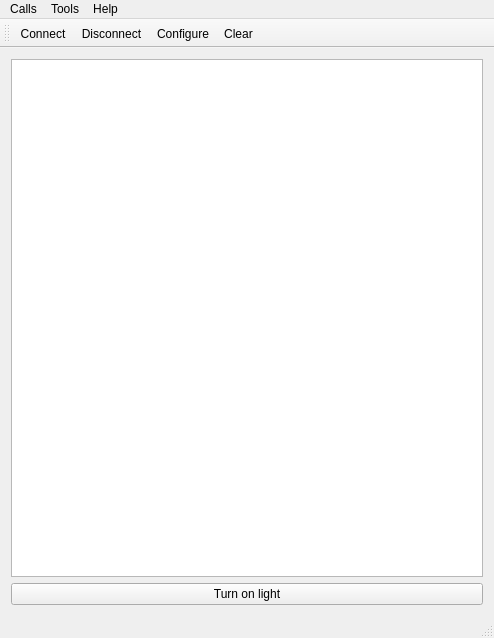
hydronalix/qt-hybrid-uc, file mainwindow.ui: the form before one commit.
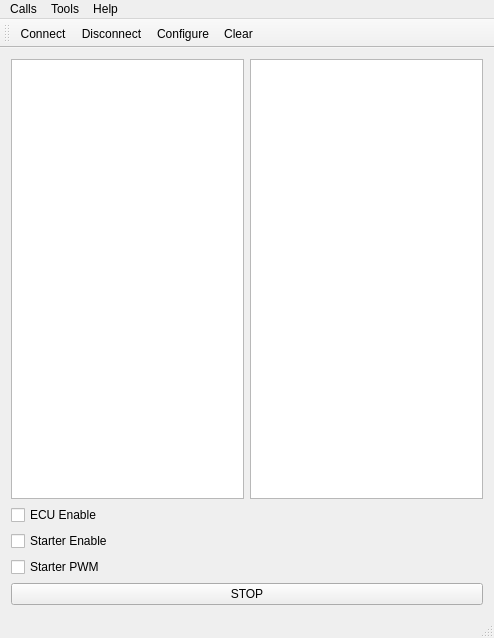
The form after the commit. Icons and pictures are not drawn.

Commit message: added another list view for keeping track of CAN messages, added toggle buttons for relay controls, changed funny light button into STOP button, also this is for hybrid amy thing now

```diff
--- a/mainwindow.ui
+++ b/mainwindow.ui
@@ -28,12 +28,40 @@
   <widget class="QWidget" name="centralWidget">
    <layout class="QVBoxLayout" name="verticalLayout">
     <item>
-     <widget class="QTableView" name="tableView"/>
+     <layout class="QHBoxLayout" name="horizontalLayout">
+      <item>
+       <widget class="QTableView" name="tableView"/>
+      </item>
+      <item>
+       <widget class="QTableView" name="tableView_2"/>
+      </item>
+     </layout>
+    </item>
+    <item>
+     <widget class="QCheckBox" name="enableRelayBtn">
+      <property name="text">
+       <string>ECU Enable</string>
+      </property>
+     </widget>
+    </item>
+    <item>
+     <widget class="QCheckBox" name="starterRelayBtn">
+      <property name="text">
+       <string>Starter Enable</string>
+      </property>
+     </widget>
+    </item>
+    <item>
+     <widget class="QCheckBox" name="starterPWMBtn">
+      <property name="text">
+       <string>Starter PWM</string>
+      </property>
+     </widget>
     </item>
     <item>
      <widget class="QPushButton" name="pushButton">
       <property name="text">
-       <string>Turn on light</string>
+       <string>STOP</string>
       </property>
      </widget>
     </item>
```
Left out of the diff: 2 changed lines with no effect on the pictures. The commit also changes 3 other files.
